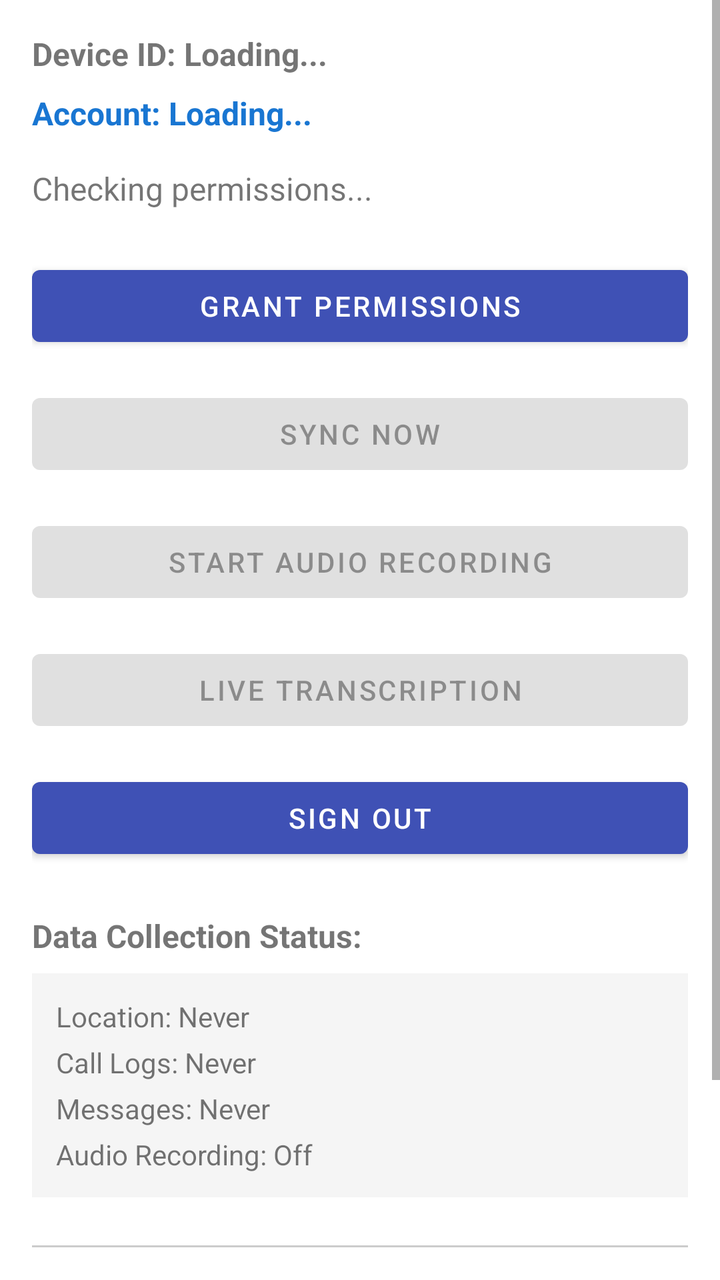
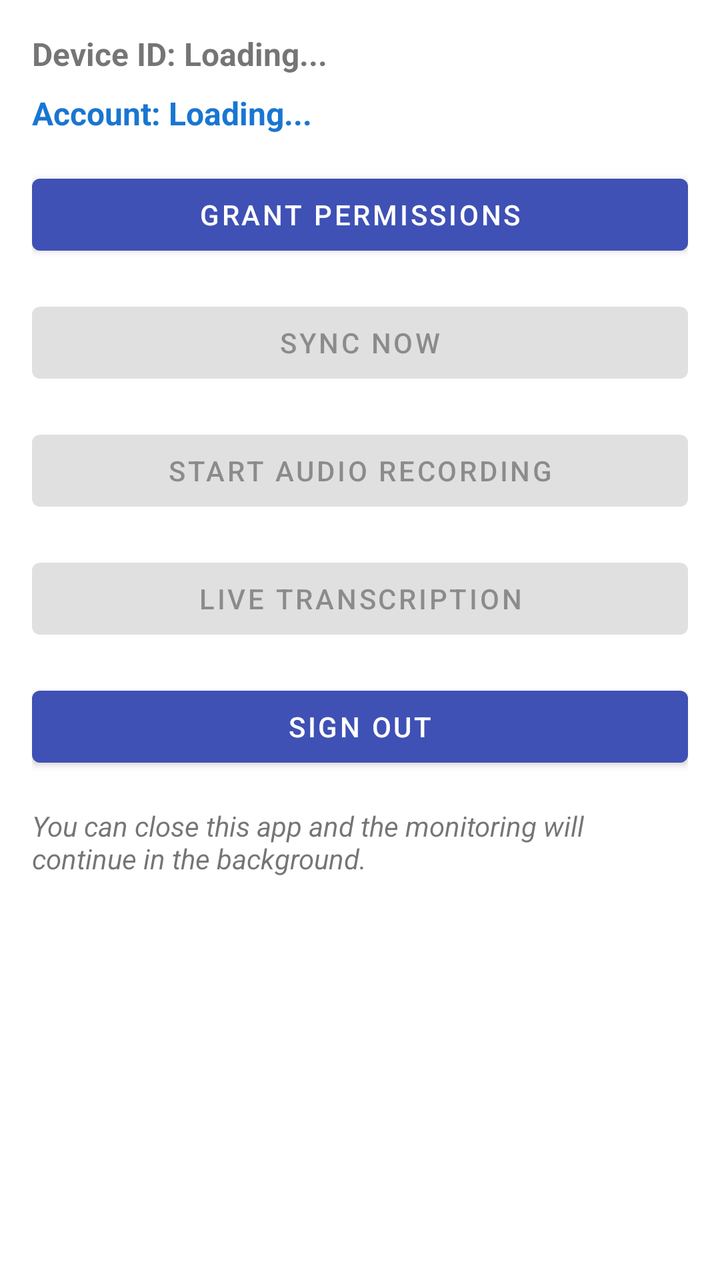

The first picture is an Android layout as it rendered before a commit; the second is the same layout after the commit. The layout source and the unified diff follow.
<!-- AndroidManifest.xml: application theme Theme.HomeGuardian -->
<!-- res/layout/activity_main.xml -->
<?xml version="1.0" encoding="utf-8"?>
<ScrollView xmlns:android="http://schemas.android.com/apk/res/android"
    android:layout_width="match_parent"
    android:layout_height="match_parent"
    android:fillViewport="true">

    <LinearLayout
        android:layout_width="match_parent"
        android:layout_height="wrap_content"
        android:orientation="vertical"
        android:padding="16dp">

        <TextView
            android:id="@+id/deviceIdText"
            android:layout_width="match_parent"
            android:layout_height="wrap_content"
            android:text="Device ID: Loading..."
            android:textSize="16sp"
            android:textStyle="bold"
            android:layout_marginBottom="8dp" />

        <TextView
            android:id="@+id/accountInfoText"
            android:layout_width="match_parent"
            android:layout_height="wrap_content"
            android:text="Account: Loading..."
            android:textSize="16sp"
            android:textStyle="bold"
            android:textColor="#1976D2"
            android:layout_marginBottom="16dp" />

        <TextView
            android:id="@+id/statusText"
            android:layout_width="match_parent"
            android:layout_height="wrap_content"
            android:text="Checking permissions..."
            android:textSize="16sp"
            android:layout_marginBottom="24dp" />

        <Button
            android:id="@+id/permissionsButton"
            android:layout_width="match_parent"
            android:layout_height="wrap_content"
            android:text="Grant Permissions"
            android:layout_marginBottom="16dp" />

        <Button
            android:id="@+id/syncButton"
            android:layout_width="match_parent"
            android:layout_height="wrap_content"
            android:text="Sync Now"
            android:enabled="false"
            android:layout_marginBottom="16dp" />

        <Button
            android:id="@+id/recordingButton"
            android:layout_width="match_parent"
            android:layout_height="wrap_content"
            android:text="Start Audio Recording"
            android:enabled="false"
            android:layout_marginBottom="16dp" />

        
        <Button
            android:id="@+id/liveTranscriptionButton"
            android:layout_width="match_parent"
            android:layout_height="wrap_content"
            android:text="Live Transcription"
            android:enabled="false"
            android:layout_marginBottom="16dp" />

        <Button
            android:id="@+id/signOutButton"
            android:layout_width="match_parent"
            android:layout_height="wrap_content"
            android:text="@string/sign_out"
            android:layout_marginBottom="16dp" />

        
        <TextView
            android:id="@+id/dataStatusText"
            android:layout_width="match_parent"
            android:layout_height="wrap_content"
            android:text="Data Collection Status:"
            android:textSize="16sp"
            android:textStyle="bold"
            android:layout_marginTop="8dp"
            android:layout_marginBottom="8dp" />

        <LinearLayout
            android:layout_width="match_parent"
            android:layout_height="wrap_content"
            android:orientation="vertical"
            android:background="#F5F5F5"
            android:padding="12dp"
            android:layout_marginBottom="24dp">

            <TextView
                android:id="@+id/locationStatusText"
                android:layout_width="match_parent"
                android:layout_height="wrap_content"
                android:text="Location: Never"
                android:layout_marginBottom="4dp" />

            <TextView
                android:id="@+id/callLogsStatusText"
                android:layout_width="match_parent"
                android:layout_height="wrap_content"
                android:text="Call Logs: Never"
                android:layout_marginBottom="4dp" />

            <TextView
                android:id="@+id/messagesStatusText"
                android:layout_width="match_parent"
                android:layout_height="wrap_content"
                android:text="Messages: Never"
                android:layout_marginBottom="4dp" />

            <TextView
                android:id="@+id/audioStatusText"
                android:layout_width="match_parent"
                android:layout_height="wrap_content"
                android:text="Audio Recording: Off" />
        </LinearLayout>

        <View
            android:layout_width="match_parent"
            android:layout_height="1dp"
            android:background="#CCCCCC"
            android:layout_marginBottom="16dp" />

        <TextView
            android:layout_width="match_parent"
            android:layout_height="wrap_content"
            android:text="Home Guardian is running in the background. It will collect location, call logs, and messages every 15 minutes and securely store them."
            android:textSize="14sp"
            android:layout_marginBottom="16dp" />

        <TextView
            android:layout_width="match_parent"
            android:layout_height="wrap_content"
            android:text="You can close this app and the monitoring will continue in the background."
            android:textSize="14sp"
            android:textStyle="italic" />
    </LinearLayout>
</ScrollView>
<!-- resources referenced by this layout -->
<resources>
  <string name="sign_out">Sign Out</string>
  <style name="Theme.HomeGuardian" parent="Theme.MaterialComponents.DayNight.DarkActionBar">
          
          <item name="colorPrimary">@color/colorPrimary</item>
          <item name="colorPrimaryVariant">@color/colorPrimaryDark</item>
          <item name="colorOnPrimary">@android:color/white</item>
          
          <item name="colorSecondary">@color/colorAccent</item>
          <item name="colorSecondaryVariant">@color/colorAccent</item>
          <item name="colorOnSecondary">@android:color/black</item>
      </style>
  <color name="colorPrimary">#3F51B5</color>
  <color name="colorPrimaryDark">#303F9F</color>
  <color name="colorAccent">#FF4081</color>
</resources>

<!-- the commit's change to res/layout/activity_main.xml (unified diff, before → after) -->
@@ -28,14 +28,6 @@
             android:textStyle="bold"
             android:textColor="#1976D2"
             android:layout_marginBottom="16dp" />
-
-        <TextView
-            android:id="@+id/statusText"
-            android:layout_width="match_parent"
-            android:layout_height="wrap_content"
-            android:text="Checking permissions..."
-            android:textSize="16sp"
-            android:layout_marginBottom="24dp" />
 
         <Button
             android:id="@+id/permissionsButton"
@@ -76,66 +68,6 @@
             android:text="@string/sign_out"
             android:layout_marginBottom="16dp" />
 
-        
-        <TextView
-            android:id="@+id/dataStatusText"
-            android:layout_width="match_parent"
-            android:layout_height="wrap_content"
-            android:text="Data Collection Status:"
-            android:textSize="16sp"
-            android:textStyle="bold"
-            android:layout_marginTop="8dp"
-            android:layout_marginBottom="8dp" />
-
-        <LinearLayout
-            android:layout_width="match_parent"
-            android:layout_height="wrap_content"
-            android:orientation="vertical"
-            android:background="#F5F5F5"
-            android:padding="12dp"
-            android:layout_marginBottom="24dp">
-
-            <TextView
-                android:id="@+id/locationStatusText"
-                android:layout_width="match_parent"
-                android:layout_height="wrap_content"
-                android:text="Location: Never"
-                android:layout_marginBottom="4dp" />
-
-            <TextView
-                android:id="@+id/callLogsStatusText"
-                android:layout_width="match_parent"
-                android:layout_height="wrap_content"
-                android:text="Call Logs: Never"
-                android:layout_marginBottom="4dp" />
-
-            <TextView
-                android:id="@+id/messagesStatusText"
-                android:layout_width="match_parent"
-                android:layout_height="wrap_content"
-                android:text="Messages: Never"
-                android:layout_marginBottom="4dp" />
-
-            <TextView
-                android:id="@+id/audioStatusText"
-                android:layout_width="match_parent"
-                android:layout_height="wrap_content"
-                android:text="Audio Recording: Off" />
-        </LinearLayout>
-
-        <View
-            android:layout_width="match_parent"
-            android:layout_height="1dp"
-            android:background="#CCCCCC"
-            android:layout_marginBottom="16dp" />
-
-        <TextView
-            android:layout_width="match_parent"
-            android:layout_height="wrap_content"
-            android:text="Home Guardian is running in the background. It will collect location, call logs, and messages every 15 minutes and securely store them."
-            android:textSize="14sp"
-            android:layout_marginBottom="16dp" />
-
         <TextView
             android:layout_width="match_parent"
             android:layout_height="wrap_content"
